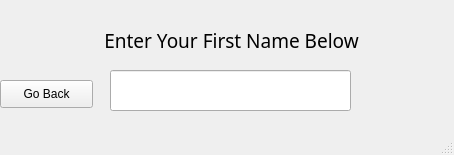
NickFurlo/Restaurant-Management-Database, file EnterName.ui: the form before one commit.
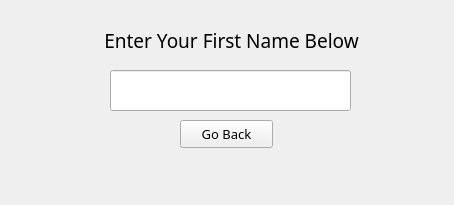
The form after the commit.

```diff
--- a/EnterName.ui
+++ b/EnterName.ui
@@ -7,7 +7,7 @@
     <x>0</x>
     <y>0</y>
     <width>454</width>
-    <height>155</height>
+    <height>205</height>
    </rect>
   </property>
   <property name="windowTitle">
@@ -49,18 +49,23 @@
    <widget class="QPushButton" name="btnBack">
     <property name="geometry">
      <rect>
-      <x>0</x>
-      <y>80</y>
+      <x>180</x>
+      <y>120</y>
       <width>93</width>
       <height>28</height>
      </rect>
     </property>
+    <property name="font">
+     <font>
+      <family>Book Antiqua</family>
+      <pointsize>10</pointsize>
+     </font>
+    </property>
     <property name="text">
      <string>Go Back</string>
     </property>
    </widget>
   </widget>
-  <widget class="QStatusBar" name="statusbar"/>
  </widget>
  <resources/>
  <connections/>
```
